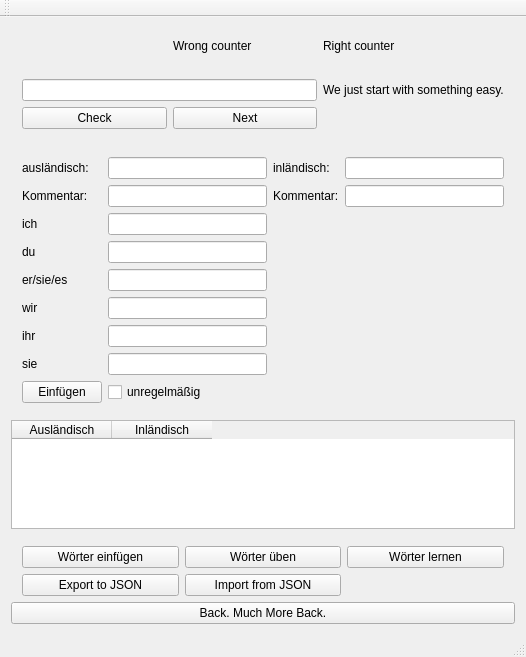
Above: mainwindow.ui from MisterHyde/vocaburglary before the change. Below: the same form after it.
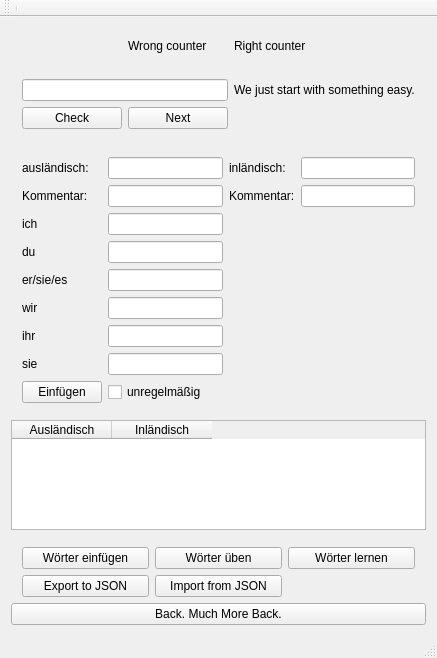
That is the form after the change.

```diff
--- a/mainwindow.ui
+++ b/mainwindow.ui
@@ -6,14 +6,20 @@
    <rect>
     <x>0</x>
     <y>0</y>
-    <width>526</width>
-    <height>657</height>
+    <width>437</width>
+    <height>658</height>
    </rect>
   </property>
   <property name="windowTitle">
    <string>untitled</string>
   </property>
   <widget class="QWidget" name="centralWidget">
+   <property name="sizePolicy">
+    <sizepolicy hsizetype="Expanding" vsizetype="Expanding">
+     <horstretch>0</horstretch>
+     <verstretch>0</verstretch>
+    </sizepolicy>
+   </property>
    <layout class="QVBoxLayout" name="verticalLayout">
     <item>
      <widget class="QWidget" name="learnWidget" native="true">
@@ -263,6 +269,9 @@
       <property name="orientation">
        <enum>Qt::Vertical</enum>
       </property>
+      <property name="sizeType">
+       <enum>QSizePolicy::Preferred</enum>
+      </property>
       <property name="sizeHint" stdset="0">
        <size>
         <width>20</width>
@@ -335,6 +344,7 @@
    <attribute name="toolBarBreak">
     <bool>false</bool>
    </attribute>
+   <addaction name="separator"/>
   </widget>
  </widget>
  <layoutdefault spacing="6" margin="11"/>
```
